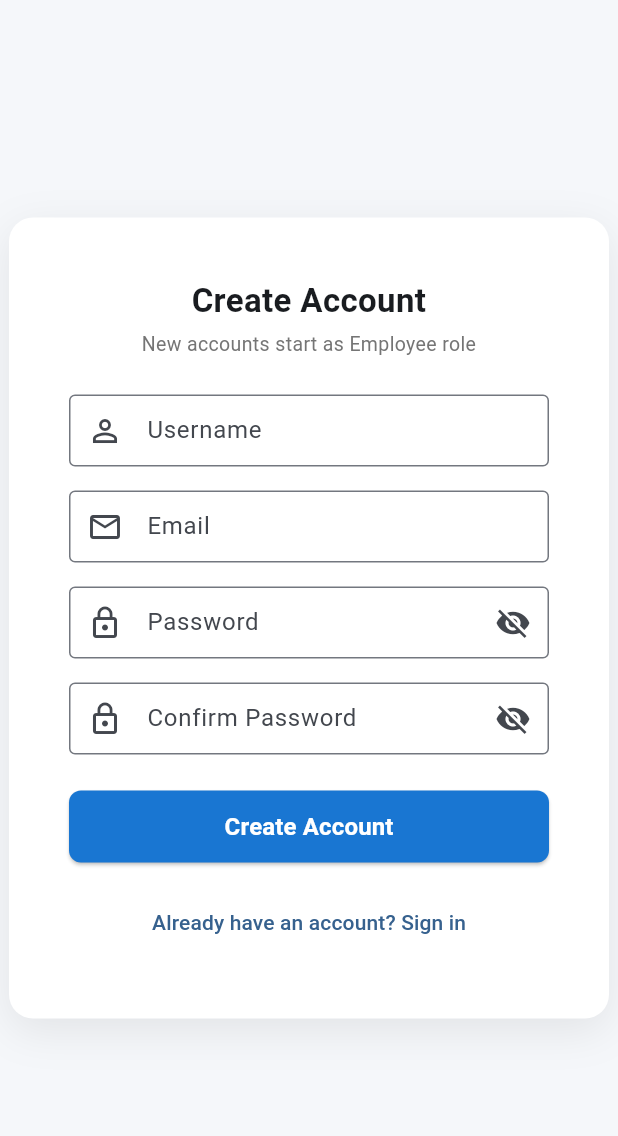
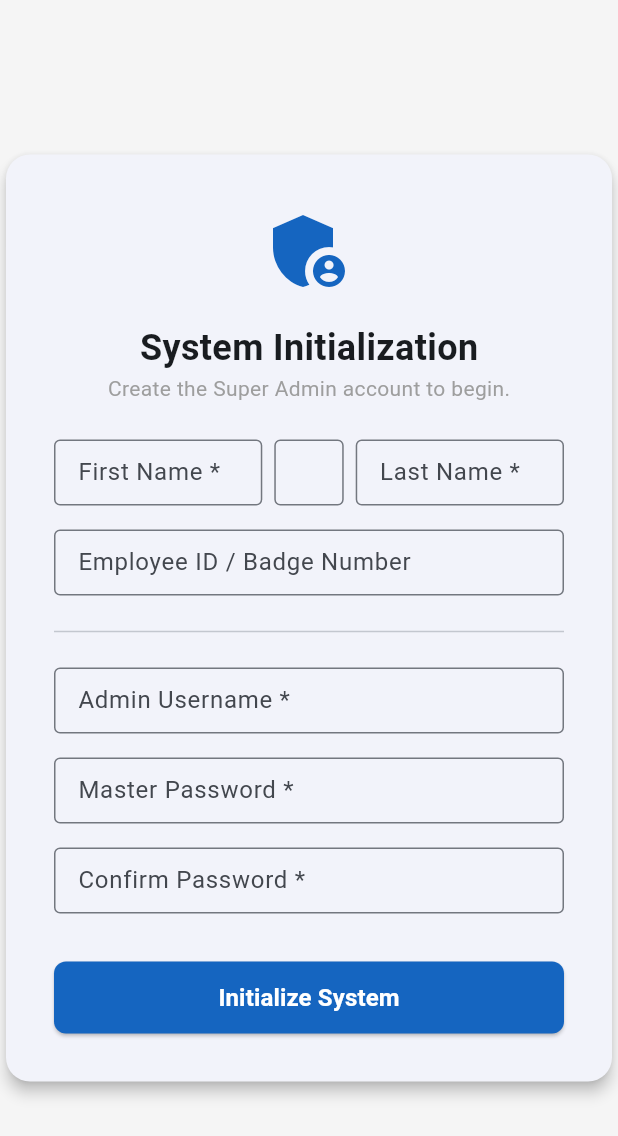
Before and after one commit to IsaacMarc/giyummy_pms, a Flutter app: the screen it shows after launch, after a tap on "Sign In", after a tap on "Don't have an account? Register", on a phone screen of 412 x 824 dp. Shown: the top 1136 px of the screen. Run offline on Flutter 3.47's test engine with Material 3 defaults, Android fonts, the phone set to English and light mode, and no system bars; our stand-ins replace file_picker, fl_chart, sqflite_common_ffi; missing offline and left inert: excel; accounts and stored records are empty.

Commit message:
revised register screen, super admin now added, added employee id, and first name in user management table

```diff
--- a/lib/models/user.dart
+++ b/lib/models/user.dart
@@ -7,20 +7,28 @@ class User {
   final String createdAt;
   String? lastLogin;
   bool isActive;
-  String department; // Added
-  String phone;      // Added
+  String department;
+  String phone;
+  final String employeeId;
+  final String firstName;
+  final String middleInitial;
+  final String lastName;
 
   User({
-    required this.id,
+   required this.id,
     required this.username,
     required this.passwordHash,
     required this.role,
     required this.email,
     required this.createdAt,
     this.lastLogin,
-    this.isActive = true, // Default to true
-    this.department = '', // Default to empty string
-    this.phone = '',      // Default to empty string
+    this.isActive = true,
+    this.department = '',
+    this.phone = '',
+    this.employeeId = '',
+    this.firstName = '',
+    this.middleInitial = '',
+    this.lastName = '',
   });
 
   factory User.fromJson(Map<String, dynamic> json) {
@@ -29,13 +37,16 @@ class User {
       username: json['username'] as String,
       passwordHash: json['passwordHash'] as String,
       role: json['role'] as String,
-      email: json['email'] as String? ?? '',
+      email: json['email'] as String,
       createdAt: json['createdAt'] as String,
       lastLogin: json['lastLogin'] as String?,
-      // SQLite stores booleans as 1 or 0, so we check if it equals 1 or true
       isActive: json['isActive'] == 1 || json['isActive'] == true,
       department: json['department'] as String? ?? '',
       phone: json['phone'] as String? ?? '',
+      employeeId: json['employeeId'] as String? ?? '',
+      firstName: json['firstName'] as String? ?? '',
+      middleInitial: json['middleInitial'] as String? ?? '',
+      lastName: json['lastName'] as String? ?? '',
     );
   }
 
@@ -48,9 +59,13 @@ class User {
       'email': email,
       'createdAt': createdAt,
       'lastLogin': lastLogin,
-      'isActive': isActive ? 1 : 0, // Convert to SQLite integer format
+      'isActive': isActive ? 1 : 0,
       'department': department,
       'phone': phone,
+      'employeeId': employeeId,
+      'firstName': firstName,
+      'middleInitial': middleInitial,
+      'lastName': lastName,
     };
   }
 }
--- a/lib/services/storage_service.dart
+++ b/lib/services/storage_service.dart
@@ -38,13 +38,24 @@ class StorageService {
 
   Future<void> saveUser(User user) async {
     final db = await DatabaseService.instance.database;
+
+    // Safely add the new columns for older databases
+    final newColumns = ['employeeId', 'firstName', 'middleInitial', 'lastName'];
+    for (var col in newColumns) {
+      try {
+        await db.execute("ALTER TABLE users ADD COLUMN $col TEXT DEFAULT ''");
+      } catch (_) {
+        // Ignore if column already exists
+      }
+    }
+
     final map = user.toJson();
-    map['isActive'] = user.isActive ? 1 : 0; // SQLite doesn't have booleans
+    map['isActive'] = user.isActive ? 1 : 0;
 
     await db.insert(
       'users',
       map,
-      conflictAlgorithm: ConflictAlgorithm.replace, // Updates if ID exists
+      conflictAlgorithm: ConflictAlgorithm.replace,
     );
   }
 
--- a/lib/views/login_screen.dart
+++ b/lib/views/login_screen.dart
@@ -1,6 +1,8 @@
 import 'package:flutter/material.dart';
+import 'package:product_management/views/register_screen.dart';
 import 'package:provider/provider.dart';
 import '../providers/app_provider.dart';
+import '../services/storage_service.dart';
 
 class LoginScreen extends StatefulWidget {
   const LoginScreen({super.key});
@@ -22,6 +24,27 @@ class _LoginScreenState extends State<LoginScreen> {
     _passwordCtrl.dispose();
     super.dispose();
   }
+
+  @override
+    void initState() {
+      super.initState();
+      _checkSystemInitialization();
+    }
+
+    Future<void> _checkSystemInitialization() async {
+      // 1. Ask the SQLite database directly to prevent the race condition
+      final users = await StorageService.instance.getUsers();
+
+      if (!mounted) return;
+
+      // 2. If it is TRULY empty on the hard drive, redirect to the Super Admin setup
+      if (users.isEmpty) {
+        Navigator.pushReplacement(
+          context,
+          MaterialPageRoute(builder: (context) => const RegisterScreen())
+        );
+      }
+    }
 
   void _login() async { // 1. Add 'async' to the main method
 
--- a/lib/views/register_screen.dart
+++ b/lib/views/register_screen.dart
@@ -10,205 +10,133 @@ class RegisterScreen extends StatefulWidget {
 }
 
 class _RegisterScreenState extends State<RegisterScreen> {
-  final _usernameCtrl = TextEditingController();
-  final _emailCtrl = TextEditingController();
-  final _passwordCtrl = TextEditingController();
+  final _empIdCtrl = TextEditingController();
+  final _fNameCtrl = TextEditingController();
+  final _miCtrl = TextEditingController();
+  final _lNameCtrl = TextEditingController();
+  final _userCtrl = TextEditingController();
+  final _passCtrl = TextEditingController();
   final _confirmCtrl = TextEditingController();
+
   String? _error;
-  String? _success;
-  bool _obscure = true;
-  bool _obscureConfirm = true;
+  bool _isLoading = false;
 
-  bool _loading = false;
-
-  @override
-  void dispose() {
-    _usernameCtrl.dispose();
-    _emailCtrl.dispose();
-    _passwordCtrl.dispose();
-    _confirmCtrl.dispose();
-    super.dispose();
+  void _setupSuperAdmin() async {
+    if (_userCtrl.text.isEmpty || _passCtrl.text.isEmpty || _fNameCtrl.text.isEmpty || _lNameCtrl.text.isEmpty) {
+      setState(() => _error = 'Please fill out all required fields.');
+      return;
     }
-
-  void _register() async {
-    if (_passwordCtrl.text != _confirmCtrl.text) {
-      setState(() => _error = 'Passwords do not match');
+    if (_passCtrl.text != _confirmCtrl.text) {
+      setState(() => _error = 'Passwords do not match.');
       return;
     }
 
-    setState(() {
-      _error = null;
-      _loading = true; // This will now work perfectly
-    });
+    setState(() => _isLoading = true);
 
-    // Await the database registration
-    final err = await context.read<AppProvider>().register(
-          _usernameCtrl.text.trim(),
-          _emailCtrl.text.trim(),
-          _passwordCtrl.text,
+    final provider = context.read<AppProvider>();
+    final err = await provider.adminAddUser(
+      _userCtrl.text.trim(),
+      '', // email
+      _passCtrl.text,
+      'Admin', // FORCED ROLE
+      'Administration', // default department
+      '', // phone
+      _empIdCtrl.text.trim(),
+      _fNameCtrl.text.trim(),
+      _miCtrl.text.trim(),
+      _lNameCtrl.text.trim(),
     );
 
-    if (!mounted) return;
-
-    // Update state synchronously
+    if (err != null) {
       setState(() {
         _error = err;
-      _loading = false;
+        _isLoading = false;
       });
-
-   if (err == null) {
-      ScaffoldMessenger.of(context).showSnackBar(
-        const SnackBar(content: Text('Registration successful! Please login.')),
-      );
-
-      context.read<AppProvider>().navigateTo('login');
+    } else {
+      // Auto-login the new super admin
+      await provider.login(_userCtrl.text.trim(), _passCtrl.text);
     }
   }
-
-  // ==========================================
-  // KEEP YOUR @override Widget build(...) BELOW
-  // ==========================================
 
   @override
   Widget build(BuildContext context) {
     return Scaffold(
-      backgroundColor: const Color(0xFFF5F7FA),
+      backgroundColor: Colors.grey[100],
       body: Center(
-        child: SingleChildScrollView(
-          child: Container(
-            width: 400,
-            padding: const EdgeInsets.all(40),
-            decoration: BoxDecoration(
-              color: Colors.white,
-              borderRadius: BorderRadius.circular(16),
-              boxShadow: [
-                BoxShadow(
-                  color: Colors.black.withOpacity(0.08),
-                  blurRadius: 24,
-                  offset: const Offset(0, 8),
+        child: SizedBox(
+          width: 500,
+          child: Card(
+            elevation: 4,
+            shape: RoundedRectangleBorder(borderRadius: BorderRadius.circular(16)),
+            child: Padding(
+              padding: const EdgeInsets.all(32.0),
+              child: Column(
+                mainAxisSize: MainAxisSize.min,
+                children: [
+                  Icon(Icons.admin_panel_settings, size: 64, color: Colors.blue[800]),
+                  const SizedBox(height: 16),
+                  const Text('System Initialization', style: TextStyle(fontSize: 24, fontWeight: FontWeight.bold)),
+                  const Text('Create the Super Admin account to begin.', style: TextStyle(color: Colors.grey)),
+                  const SizedBox(height: 24),
+
+                  if (_error != null)
+                    Container(
+                      padding: const EdgeInsets.all(12),
+                      margin: const EdgeInsets.only(bottom: 16),
+                      color: Colors.red[50],
+                      child: Text(_error!, style: TextStyle(color: Colors.red[800])),
                     ),
+
+                  Row(
+                    children: [
+                      Expanded(flex: 3, child: _field(_fNameCtrl, 'First Name *')),
+                      const SizedBox(width: 8),
+                      Expanded(flex: 1, child: _field(_miCtrl, 'M.I.')),
+                      const SizedBox(width: 8),
+                      Expanded(flex: 3, child: _field(_lNameCtrl, 'Last Name *')),
                     ],
                   ),
-            child: Column(
-              mainAxisSize: MainAxisSize.min,
-              crossAxisAlignment: CrossAxisAlignment.stretch,
-              children: [
-                const Text(
-                  'Create Account',
-                  textAlign: TextAlign.center,
-                  style: TextStyle(fontSize: 22, fontWeight: FontWeight.bold),
-                ),
-                const SizedBox(height: 4),
-                Text(
-                  'New accounts start as Employee role',
-                  textAlign: TextAlign.center,
-                  style: TextStyle(color: Colors.grey[600], fontSize: 13),
-                ),
-                const SizedBox(height: 24),
-                if (_error != null)
-                  Container(
-                    margin: const EdgeInsets.only(bottom: 16),
-                    padding: const EdgeInsets.all(12),
-                    decoration: BoxDecoration(
-                      color: Colors.red[50],
-                      borderRadius: BorderRadius.circular(8),
-                      border: Border.all(color: Colors.red[200]!),
-                    ),
-                    child: Text(_error!,
-                        style:
-                            TextStyle(color: Colors.red[700], fontSize: 13)),
-                  ),
-                if (_success != null)
-                  Container(
-                    margin: const EdgeInsets.only(bottom: 16),
-                    padding: const EdgeInsets.all(12),
-                    decoration: BoxDecoration(
-                      color: Colors.green[50],
-                      borderRadius: BorderRadius.circular(8),
-                      border: Border.all(color: Colors.green[200]!),
-                    ),
-                    child: Text(_success!,
-                        style:
-                            TextStyle(color: Colors.green[700], fontSize: 13)),
-                  ),
-                TextField(
-                  controller: _usernameCtrl,
-                  decoration: const InputDecoration(
-                    labelText: 'Username',
-                    prefixIcon: Icon(Icons.person_outline),
-                    border: OutlineInputBorder(),
-                  ),
-                ),
                   const SizedBox(height: 16),
-                TextField(
-                  controller: _emailCtrl,
-                  decoration: const InputDecoration(
-                    labelText: 'Email',
-                    prefixIcon: Icon(Icons.email_outlined),
-                    border: OutlineInputBorder(),
-                  ),
-                ),
+                  _field(_empIdCtrl, 'Employee ID / Badge Number'),
                   const SizedBox(height: 16),
-                TextField(
-                  controller: _passwordCtrl,
-                  obscureText: _obscure,
-                  decoration: InputDecoration(
-                    labelText: 'Password',
-                    prefixIcon: const Icon(Icons.lock_outline),
-                    border: const OutlineInputBorder(),
-                    suffixIcon: IconButton(
-                      icon: Icon(_obscure
-                          ? Icons.visibility_off
-                          : Icons.visibility),
-                      onPressed: () =>
-                          setState(() => _obscure = !_obscure),
-                    ),
-                  ),
-                ),
+                  const Divider(),
                   const SizedBox(height: 16),
-                TextField(
-                  controller: _confirmCtrl,
-                  obscureText: _obscureConfirm,
-                  decoration: InputDecoration(
-                    labelText: 'Confirm Password',
-                    prefixIcon: const Icon(Icons.lock_outline),
-                    border: const OutlineInputBorder(),
-                    suffixIcon: IconButton(
-                      icon: Icon(_obscureConfirm
-                          ? Icons.visibility_off
-                          : Icons.visibility),
-                      onPressed: () =>
-                          setState(() => _obscureConfirm = !_obscureConfirm),
-                    ),
-                  ),
-                ),
-                const SizedBox(height: 24),
+                  _field(_userCtrl, 'Admin Username *'),
+                  const SizedBox(height: 16),
+                  _field(_passCtrl, 'Master Password *', isPassword: true),
+                  const SizedBox(height: 16),
+                  _field(_confirmCtrl, 'Confirm Password *', isPassword: true),
+                  const SizedBox(height: 32),
+
                   SizedBox(
+                    width: double.infinity,
                     height: 48,
                     child: ElevatedButton(
-                    onPressed: _success != null ? null : _register,
-                    style: ElevatedButton.styleFrom(
-                      backgroundColor: Colors.blue[700],
-                      foregroundColor: Colors.white,
-                      shape: RoundedRectangleBorder(
-                          borderRadius: BorderRadius.circular(8)),
+                      onPressed: _isLoading ? null : _setupSuperAdmin,
+                      style: ElevatedButton.styleFrom(backgroundColor: Colors.blue[800], foregroundColor: Colors.white),
+                      child: _isLoading
+                          ? const CircularProgressIndicator(color: Colors.white)
+                          : const Text('Initialize System', style: TextStyle(fontSize: 16, fontWeight: FontWeight.bold)),
                     ),
-                    child: const Text('Create Account',
-                        style: TextStyle(
-                            fontSize: 16, fontWeight: FontWeight.w600)),
+                  )
+                ],
               ),
-                ),
-                const SizedBox(height: 16),
-                TextButton(
-                  onPressed: () =>
-                      context.read<AppProvider>().navigateTo('login'),
-                  child: const Text('Already have an account? Sign in'),
-                ),
-              ],
             ),
           ),
         ),
       ),
     );
   }
+
+  Widget _field(TextEditingController ctrl, String label, {bool isPassword = false}) {
+    return TextField(
+      controller: ctrl,
+      obscureText: isPassword,
+      decoration: InputDecoration(
+        labelText: label,
+        border: const OutlineInputBorder(),
+        isDense: true,
+      ),
+    );
   }
+}
```
Also changed, not shown: lib/providers/app_provider.dart (+6 -3 lines), lib/todolist.txt (+4 -5 lines), lib/views/user_management_screen.dart (+68 -64 lines). Lines whose indentation alone changed are shown as unchanged.
